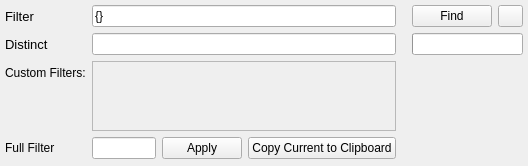
Old version of the form assets/ui_files/documentSearchFilter.ui in the repository compix/MetadataManager.
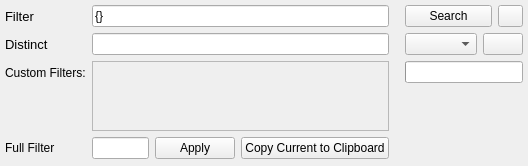
New version of the form. Icons and pictures are not drawn.

Commit message: Allow the user to save search filters and apply saved filters

Diff of the .ui file:
```diff
--- a/assets/ui_files/documentSearchFilter.ui
+++ b/assets/ui_files/documentSearchFilter.ui
@@ -177,7 +177,7 @@
                    <x>0</x>
                    <y>0</y>
                    <width>314</width>
-                   <height>69</height>
+                   <height>68</height>
                   </rect>
                  </property>
                  <layout class="QVBoxLayout" name="customFilterScrollAreaLayout">
@@ -263,7 +263,7 @@
             <widget class="QFrame" name="frame_2">
              <property name="maximumSize">
               <size>
-               <width>150</width>
+               <width>200</width>
                <height>16777215</height>
               </size>
              </property>
@@ -309,7 +309,11 @@
                    </size>
                   </property>
                   <property name="text">
-                   <string>Find</string>
+                   <string>Search</string>
+                  </property>
+                  <property name="icon">
+                   <iconset resource="../resource_files/resources.qrc">
+                    <normaloff>:/icons/search.png</normaloff>:/icons/search.png</iconset>
                   </property>
                  </widget>
                 </item>
@@ -335,6 +339,34 @@
                 </item>
                </layout>
               </item>
+              <item>
+               <layout class="QHBoxLayout" name="horizontalLayout_2">
+                <item>
+                 <widget class="QComboBox" name="savedFiltersComboBox">
+                  <property name="sizePolicy">
+                   <sizepolicy hsizetype="Expanding" vsizetype="Fixed">
+                    <horstretch>0</horstretch>
+                    <verstretch>0</verstretch>
+                   </sizepolicy>
+                  </property>
+                  <property name="contextMenuPolicy">
+                   <enum>Qt::CustomContextMenu</enum>
+                  </property>
+                 </widget>
+                </item>
+                <item alignment="Qt::AlignRight">
+                 <widget class="QPushButton" name="saveFilterButton">
+                  <property name="text">
+                   <string/>
+                  </property>
+                  <property name="icon">
+                   <iconset resource="../resource_files/resources.qrc">
+                    <normaloff>:/icons/save.png</normaloff>:/icons/save.png</iconset>
+                  </property>
+                 </widget>
+                </item>
+               </layout>
+              </item>
               <item>
                <widget class="QProgressBar" name="documentProgressBar">
                 <property name="sizePolicy">
```
Left out of the diff: 8 changed lines with no effect on the pictures. The commit also changes 9 other files.
